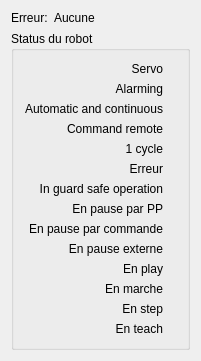
Above: RobotControl/mainwindow.ui from Haellsigh/Impression3D before the change. Below: the same form after it.
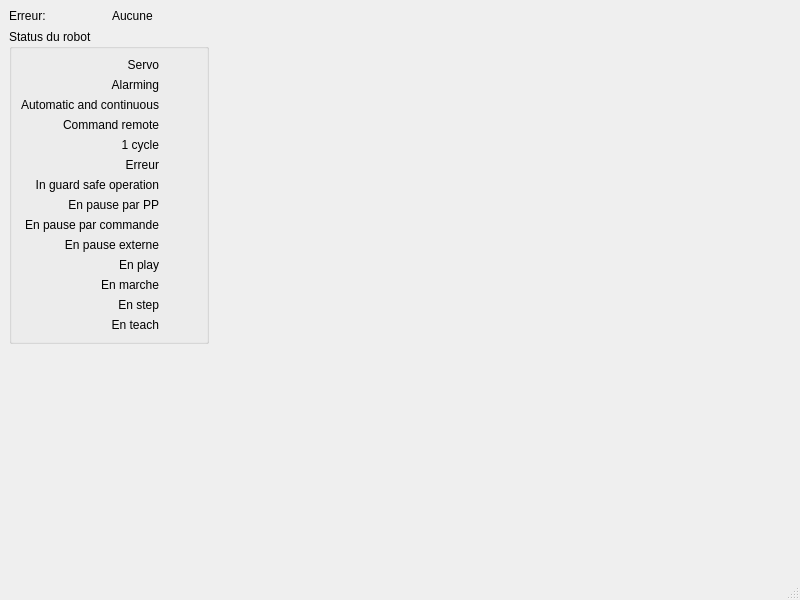
That is the form after the change.

Commit message: Passage de QWidget a QMainWindow

The edit to the form file:
```diff
--- a/RobotControl/mainwindow.ui
+++ b/RobotControl/mainwindow.ui
@@ -1,31 +1,41 @@
 <?xml version="1.0" encoding="UTF-8"?>
 <ui version="4.0">
  <class>MainWindow</class>
- <widget class="QWidget" name="MainWindow">
+ <widget class="QMainWindow" name="MainWindow">
   <property name="geometry">
    <rect>
     <x>0</x>
     <y>0</y>
-    <width>936</width>
-    <height>618</height>
+    <width>800</width>
+    <height>600</height>
    </rect>
   </property>
   <property name="windowTitle">
    <string>MainWindow</string>
   </property>
-  <layout class="QGridLayout" name="gridLayout" columnstretch="0,1">
-   <property name="sizeConstraint">
-    <enum>QLayout::SetFixedSize</enum>
-   </property>
-   <item row="0" column="1">
-    <widget class="QLabel" name="lVErrorGlobal">
-     <property name="text">
-      <string>Aucune</string>
+  <widget class="QWidget" name="centralwidget">
+   <layout class="QGridLayout" name="gridLayout">
+   <item row="2" column="0">
+    <spacer name="verticalSpacer">
+     <property name="orientation">
+      <enum>Qt::Vertical</enum>
      </property>
-    </widget>
+     <property name="sizeHint" stdset="0">
+      <size>
+       <width>20</width>
+       <height>40</height>
+      </size>
+     </property>
+    </spacer>
    </item>
    <item row="1" column="0" colspan="2">
     <widget class="QGroupBox" name="groupBox">
+     <property name="minimumSize">
+      <size>
+       <width>200</width>
+       <height>0</height>
+      </size>
+     </property>
      <property name="title">
       <string>Status du robot</string>
      </property>
@@ -271,6 +281,13 @@
      </layout>
     </widget>
    </item>
+   <item row="0" column="1">
+    <widget class="QLabel" name="lVErrorGlobal">
+     <property name="text">
+      <string>Aucune</string>
+     </property>
+    </widget>
+   </item>
    <item row="0" column="0">
     <widget class="QLabel" name="lKErrorGlobal">
      <property name="text">
@@ -278,9 +295,33 @@
      </property>
     </widget>
    </item>
+   <item row="0" column="2" rowspan="2">
+    <spacer name="horizontalSpacer">
+     <property name="orientation">
+      <enum>Qt::Horizontal</enum>
+     </property>
+     <property name="sizeHint" stdset="0">
+      <size>
+       <width>40</width>
+       <height>20</height>
+      </size>
+     </property>
+    </spacer>
+   </item>
   </layout>
+  </widget>
+  <widget class="QMenuBar" name="menubar">
+   <property name="geometry">
+    <rect>
+     <x>0</x>
+     <y>0</y>
+     <width>800</width>
+     <height>20</height>
+    </rect>
+   </property>
+  </widget>
+  <widget class="QStatusBar" name="statusbar"/>
  </widget>
- <layoutdefault spacing="6" margin="11"/>
  <resources/>
  <connections/>
 </ui>
```
The commit also changes 4 other files.
